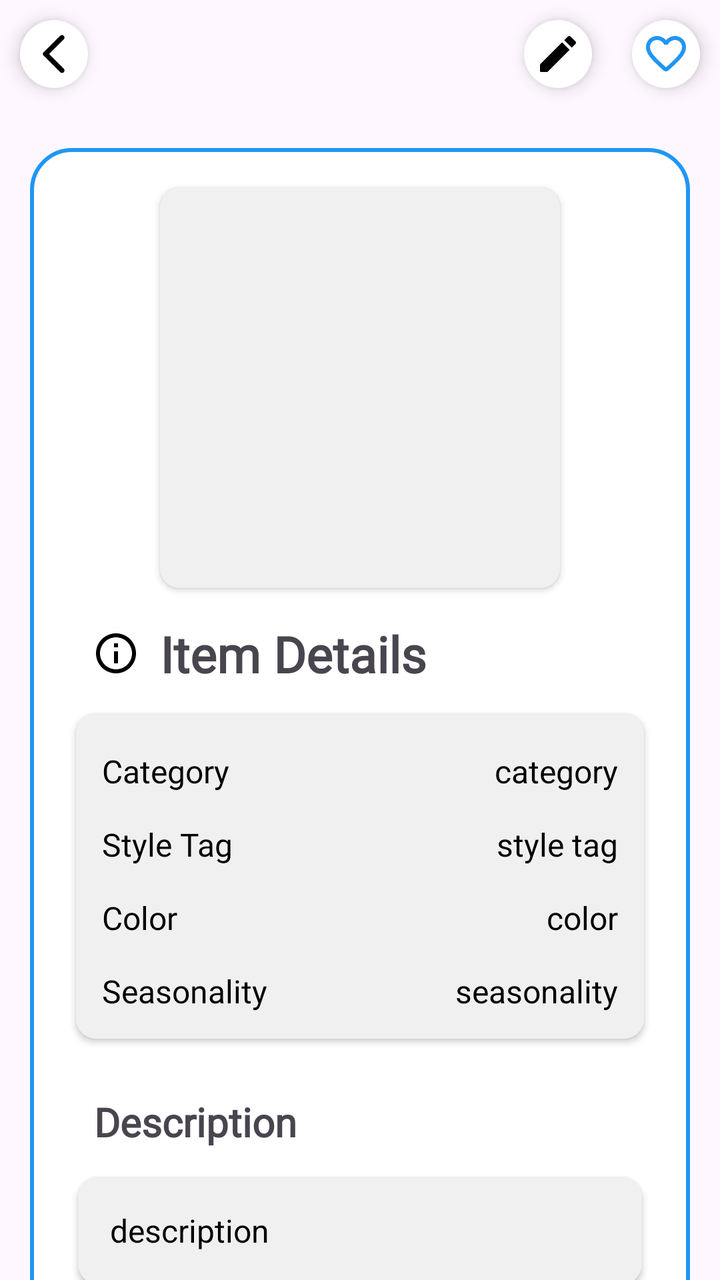
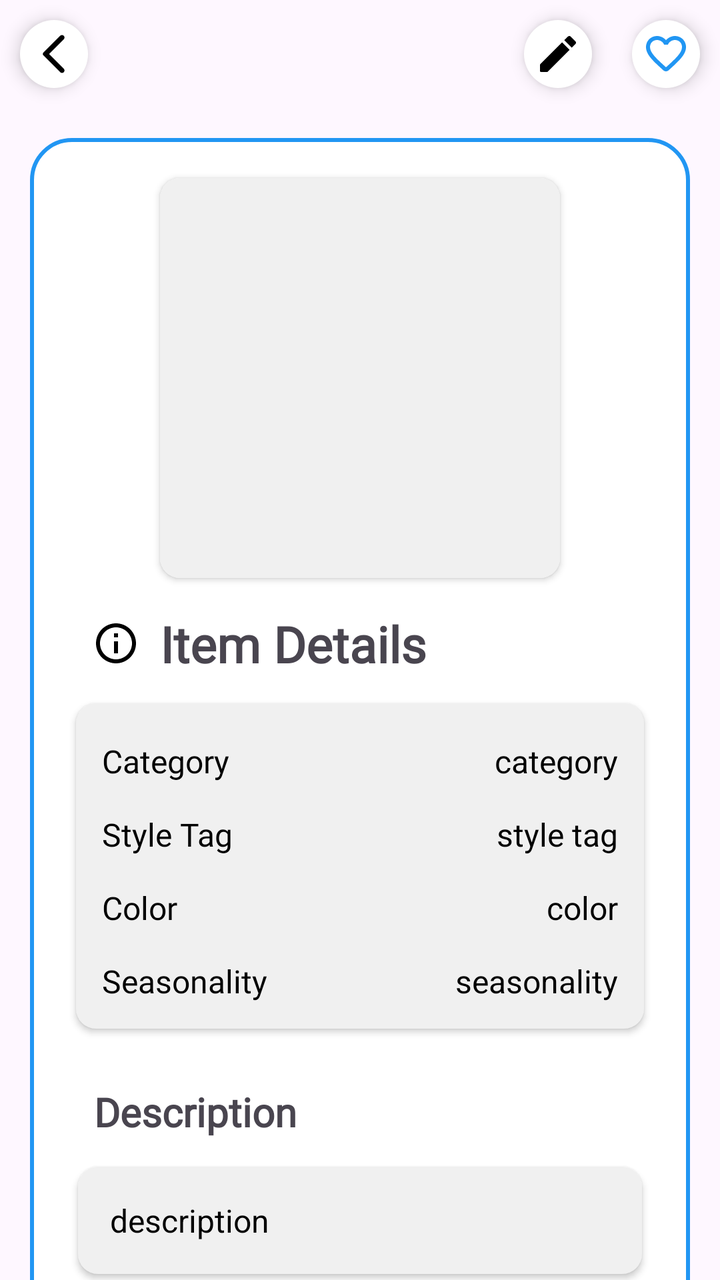

An Android layout rendered at two revisions. The XML below is the earlier revision; the diff shows what the commit changed to produce the second picture.
<!-- AndroidManifest.xml: application theme Theme.StyleWIZ_vol2 -->
<!-- res/layout/fragment_details.xml -->
<?xml version="1.0" encoding="utf-8"?>
<LinearLayout
    xmlns:android="http://schemas.android.com/apk/res/android"
    xmlns:tools="http://schemas.android.com/tools"
    android:layout_width="match_parent"
    android:layout_height="match_parent"
    xmlns:app="http://schemas.android.com/apk/res-auto"
    android:orientation="vertical"
    tools:context=".DetailsFragment">


    <LinearLayout
        android:layout_width="match_parent"
        android:layout_height="wrap_content"
        android:id="@+id/navigation_top"
        android:orientation="horizontal"
        android:gravity="center_vertical">

        <ImageView
            android:layout_width="wrap_content"
            android:layout_height="wrap_content"
            android:id="@+id/back"
            android:layout_margin="10dp"
            android:padding="5dp"
            android:elevation="5dp"
            android:layout_gravity="center"
            android:background="@drawable/circle_shape"
            android:src="@drawable/round_arrow_back_24"/>

        <View
            android:layout_width="0dp"
            android:layout_height="0dp"
            android:layout_weight="1"/>

        <ImageView
            android:layout_width="wrap_content"
            android:layout_height="wrap_content"
            android:id="@+id/edit"
            android:layout_margin="10dp"
            android:padding="5dp"
            android:elevation="5dp"
            android:layout_gravity="center"
            android:background="@drawable/circle_shape"
            android:src="@drawable/round_edit_24"/>
        <ImageView
            android:layout_width="wrap_content"
            android:layout_height="wrap_content"
            android:id="@+id/like"
            android:layout_margin="10dp"
            android:padding="5dp"
            android:elevation="5dp"
            android:layout_gravity="center"
            android:background="@drawable/circle_shape"
            android:src="@drawable/round_favorite_border_24"
            app:tint="@color/blue"/>


    </LinearLayout>





    <ScrollView
        android:layout_width="match_parent"
        android:layout_height="match_parent"
        android:clipToPadding="false"
        android:padding="5dp"
        android:scrollbars="none"
        android:fillViewport="true"
        app:layout_behavior="@string/appbar_scrolling_view_behavior">

        <LinearLayout
            android:layout_width="match_parent"
            android:layout_height="wrap_content"
            android:clipToPadding="false"
            android:orientation="vertical"
            android:padding="10dp">



        <LinearLayout
            android:clipToPadding="false"
            android:layout_width="match_parent"
            android:layout_height="wrap_content"
            android:layout_marginTop="5dp"
            android:background="@drawable/white_background"
            android:orientation="vertical"
            android:padding="10dp"
            app:layout_constraintEnd_toEndOf="parent"
            app:layout_constraintStart_toStartOf="parent"
            app:layout_constraintTop_toBottomOf="parent">

            <androidx.cardview.widget.CardView
                android:layout_width="200dp"
                android:layout_height="200dp"
                app:cardCornerRadius="10dp"
                android:layout_marginTop="10dp"
                android:layout_gravity="center">

                <ImageView
                    android:id="@+id/detailImage"
                    android:layout_width="match_parent"
                    android:layout_height="match_parent"
                    android:adjustViewBounds="true"
                    android:scaleType="centerCrop"
                    android:contentDescription="Detail Image"
                    android:background="@color/light_gray"/>
            </androidx.cardview.widget.CardView>

            <LinearLayout
                android:id="@+id/linearLayoutEdit"
                android:layout_width="match_parent"
                android:layout_height="wrap_content"
                android:orientation="vertical"
                android:elevation="3dp"
                android:padding="8dp"
                app:layout_constraintEnd_toEndOf="parent"
                app:layout_constraintStart_toStartOf="parent"
                app:layout_constraintTop_toBottomOf="@id/detailImage">


                <LinearLayout
                    android:layout_width="match_parent"
                    android:layout_height="wrap_content"
                    android:layout_marginLeft="5dp"
                    android:layout_marginRight="5dp"
                    android:orientation="horizontal"
                    android:padding="8dp">


                    <TextView
                        android:id="@+id/title"
                        android:layout_width="wrap_content"
                        android:layout_height="wrap_content"
                        android:layout_weight="1"
                        android:fontFamily="@font/roboto"
                        android:text="Item Details"
                        android:drawableLeft="@drawable/outline_info_24"
                        android:drawablePadding="10sp"
                        android:textSize="25sp"
                        android:textStyle="bold" />



                </LinearLayout>

            <LinearLayout
                android:layout_width="match_parent"
                android:layout_height="wrap_content"
                android:orientation="vertical"
                android:padding="8dp"
                android:layout_margin="5dp"
                android:elevation="2dp"
                android:outlineProvider="background"
                android:background="@drawable/rounded_corners">

                <LinearLayout
                    android:layout_width="match_parent"
                    android:layout_height="match_parent"
                    android:layout_marginTop="5dp"
                    android:orientation="horizontal"
                    android:padding="5dp">


                    <TextView
                        android:id="@+id/email"
                        android:layout_width="0dp"
                        android:layout_height="wrap_content"
                        android:layout_weight="2"
                        android:fontFamily="@font/roboto"
                        android:text="Category"
                        android:textColor="@color/black"
                        android:textSize="16sp"
                        android:textStyle="" />

                    <TextView
                        android:id="@+id/detailCat"
                        android:layout_width="0dp"
                        android:layout_height="wrap_content"
                        android:layout_marginStart="25dp"
                        android:layout_weight="3"
                        android:text="category"
                        android:textAlignment="viewEnd"
                        android:textColor="@color/black"
                        android:textSize="16sp" />


                </LinearLayout>


                <LinearLayout
                    android:layout_width="match_parent"
                    android:layout_height="match_parent"
                    android:layout_marginTop="5dp"
                    android:orientation="horizontal"
                    android:padding="5dp">


                    <TextView
                        android:id="@+id/username"
                        android:layout_width="0dp"
                        android:layout_height="wrap_content"
                        android:layout_weight="2"
                        android:fontFamily="@font/roboto"
                        android:text="Style Tag"
                        android:textColor="@color/black"
                        android:textSize="16sp"/>

                    <TextView
                        android:id="@+id/detailStyleTag"
                        android:layout_width="0dp"
                        android:layout_height="wrap_content"
                        android:layout_marginStart="25dp"
                        android:layout_weight="3"
                        android:text="style tag"
                        android:textAlignment="viewEnd"
                        android:textColor="@color/black"
                        android:textSize="16sp" />


                </LinearLayout>


                <LinearLayout
                    android:layout_width="match_parent"
                    android:layout_height="match_parent"
                    android:layout_marginTop="5dp"
                    android:orientation="horizontal"
                    android:padding="5dp">


                    <TextView
                        android:id="@+id/password"
                        android:layout_width="0dp"
                        android:layout_height="wrap_content"
                        android:layout_weight="2"
                        android:fontFamily="@font/roboto"
                        android:text="Color"
                        android:textColor="@color/black"
                        android:textSize="16sp"/>

                    <TextView
                        android:id="@+id/detailColor"
                        android:layout_width="0dp"
                        android:layout_height="wrap_content"
                        android:layout_marginStart="25dp"
                        android:layout_weight="3"
                        android:text="color"
                        android:textAlignment="viewEnd"
                        android:textColor="@color/black"
                        android:textSize="16sp" />


                </LinearLayout>


                <LinearLayout
                    android:layout_width="match_parent"
                    android:layout_height="match_parent"
                    android:layout_marginTop="5dp"
                    android:orientation="horizontal"
                    android:padding="5dp">


                    <TextView
                        android:id="@+id/season"
                        android:layout_width="0dp"
                        android:layout_height="wrap_content"
                        android:layout_weight="2"
                        android:fontFamily="@font/roboto"
                        android:text="Seasonality"
                        android:textColor="@color/black"
                        android:textSize="16sp"/>

                    <TextView
                        android:id="@+id/detailSeason"
                        android:layout_width="0dp"
                        android:layout_height="wrap_content"
                        android:layout_marginStart="25dp"
                        android:layout_weight="3"
                        android:text="seasonality"
                        android:textAlignment="viewEnd"
                        android:textColor="@color/black"
                        android:textSize="16sp" />

                </LinearLayout>




            </LinearLayout>

            <LinearLayout
                android:layout_width="match_parent"
                android:layout_height="wrap_content"
                android:layout_marginLeft="6dp"
                android:layout_marginTop="15dp"
                android:layout_marginRight="6dp"
                android:orientation="horizontal"
                android:padding="8dp">


                <TextView
                    android:id="@+id/desc"
                    android:layout_width="wrap_content"
                    android:layout_height="wrap_content"
                    android:layout_weight="1"
                    android:fontFamily="@font/roboto"
                    android:text="Description"
                    android:textSize="20sp"
                    android:textStyle="bold" />



            </LinearLayout>

                <LinearLayout
                    android:layout_width="match_parent"
                    android:layout_height="wrap_content"
                    android:orientation="vertical"
                    android:padding="8dp"
                    android:layout_margin="6dp"
                    android:elevation="2dp"
                    android:outlineProvider="background"
                    android:background="@drawable/rounded_corners">

                    <TextView
                        android:id="@+id/detailDesc"
                        android:layout_width="match_parent"
                        android:layout_height="wrap_content"
                        android:padding="8dp"
                        android:text="description"
                        android:textAlignment="viewStart"
                        android:textColor="@color/black"
                        android:textSize="16sp" />

                </LinearLayout>



            </LinearLayout>



        </LinearLayout>

        </LinearLayout>


    </ScrollView>

</LinearLayout>
<!-- resources referenced by this layout -->
<resources>
  <color name="black">#FF000000</color>
  <color name="blue">#2196F3</color>
  <color name="light_gray">#F0F0F0</color>
  <!-- drawable circle_shape (drawable) -->
  <?xml version="1.0" encoding="utf-8"?>
  <shape xmlns:android="http://schemas.android.com/apk/res/android">
      <solid android:color="#FFFFFF" /> 
      <corners android:radius="50dp" /> 
  </shape>
  <!-- drawable outline_info_24 (drawable) -->
  <vector android:height="24dp" android:tint="#000000"
      android:viewportHeight="24" android:viewportWidth="24"
      android:width="24dp" xmlns:android="http://schemas.android.com/apk/res/android">
      <path android:fillColor="@android:color/white" android:pathData="M11,7h2v2h-2zM11,11h2v6h-2zM12,2C6.48,2 2,6.48 2,12s4.48,10 10,10 10,-4.48 10,-10S17.52,2 12,2zM12,20c-4.41,0 -8,-3.59 -8,-8s3.59,-8 8,-8 8,3.59 8,8 -3.59,8 -8,8z"/>
  </vector>
  <!-- drawable round_arrow_back_24 (drawable) -->
  <vector android:height="24dp" android:tint="#000000"
      android:viewportHeight="24" android:viewportWidth="24"
      android:width="24dp" xmlns:android="http://schemas.android.com/apk/res/android">
      <path android:fillColor="@android:color/white" android:pathData="M16.88,2.88L16.88,2.88c-0.49,-0.49 -1.28,-0.49 -1.77,0l-8.41,8.41c-0.39,0.39 -0.39,1.02 0,1.41l8.41,8.41c0.49,0.49 1.28,0.49 1.77,0l0,0c0.49,-0.49 0.49,-1.28 0,-1.77L9.54,12l7.35,-7.35C17.37,4.16 17.37,3.37 16.88,2.88z"/>
  </vector>
  <!-- drawable round_edit_24 (drawable) -->
  <vector android:height="24dp" android:tint="#000000"
      android:viewportHeight="24" android:viewportWidth="24"
      android:width="24dp" xmlns:android="http://schemas.android.com/apk/res/android">
      <path android:fillColor="@android:color/white" android:pathData="M3,17.46v3.04c0,0.28 0.22,0.5 0.5,0.5h3.04c0.13,0 0.26,-0.05 0.35,-0.15L17.81,9.94l-3.75,-3.75L3.15,17.1c-0.1,0.1 -0.15,0.22 -0.15,0.36zM20.71,7.04c0.39,-0.39 0.39,-1.02 0,-1.41l-2.34,-2.34c-0.39,-0.39 -1.02,-0.39 -1.41,0l-1.83,1.83 3.75,3.75 1.83,-1.83z"/>
  </vector>
  <!-- drawable round_favorite_border_24 (drawable) -->
  <vector android:height="24dp" android:tint="#000000"
      android:viewportHeight="24" android:viewportWidth="24"
      android:width="24dp" xmlns:android="http://schemas.android.com/apk/res/android">
      <path android:fillColor="@android:color/white" android:pathData="M19.66,3.99c-2.64,-1.8 -5.9,-0.96 -7.66,1.1 -1.76,-2.06 -5.02,-2.91 -7.66,-1.1 -1.4,0.96 -2.28,2.58 -2.34,4.29 -0.14,3.88 3.3,6.99 8.55,11.76l0.1,0.09c0.76,0.69 1.93,0.69 2.69,-0.01l0.11,-0.1c5.25,-4.76 8.68,-7.87 8.55,-11.75 -0.06,-1.7 -0.94,-3.32 -2.34,-4.28zM12.1,18.55l-0.1,0.1 -0.1,-0.1C7.14,14.24 4,11.39 4,8.5 4,6.5 5.5,5 7.5,5c1.54,0 3.04,0.99 3.57,2.36h1.87C13.46,5.99 14.96,5 16.5,5c2,0 3.5,1.5 3.5,3.5 0,2.89 -3.14,5.74 -7.9,10.05z"/>
  </vector>
  <!-- drawable rounded_corners (drawable) -->
  <?xml version="1.0" encoding="utf-8"?>
  <shape xmlns:android="http://schemas.android.com/apk/res/android">
      <solid android:color="#F0F0F0" />
      <corners android:radius="10dp" />
      <padding
          android:left="8dp"
          android:top="8dp"
          android:right="8dp"
          android:bottom="8dp" />
  
  </shape>
  <!-- drawable white_background (drawable) -->
  <?xml version="1.0" encoding="utf-8"?>
  <selector xmlns:android="http://schemas.android.com/apk/res/android">
      <item>
  
          <shape
              android:shape="rectangle">
  
              <solid
                  android:color="@color/white"/>
  
              <corners
                  android:radius="20dp"/>
  
              <stroke
                  android:width="2dp"
                  android:color="@color/blue"/>
  
          </shape>
  
      </item>
  
  </selector>
  <style name="Theme.StyleWIZ_vol2" parent="Base.Theme.StyleWIZ_vol2" />
  <color name="white">#FFFFFFFF</color>
  <style name="Base.Theme.StyleWIZ_vol2" parent="Theme.Material3.DayNight.NoActionBar">
          
          
      </style>
</resources>

<!-- the commit's change to res/layout/fragment_details.xml (unified diff, before → after) -->
@@ -83,7 +83,6 @@
             android:clipToPadding="false"
             android:layout_width="match_parent"
             android:layout_height="wrap_content"
-            android:layout_marginTop="5dp"
             android:background="@drawable/white_background"
             android:orientation="vertical"
             android:padding="10dp"
